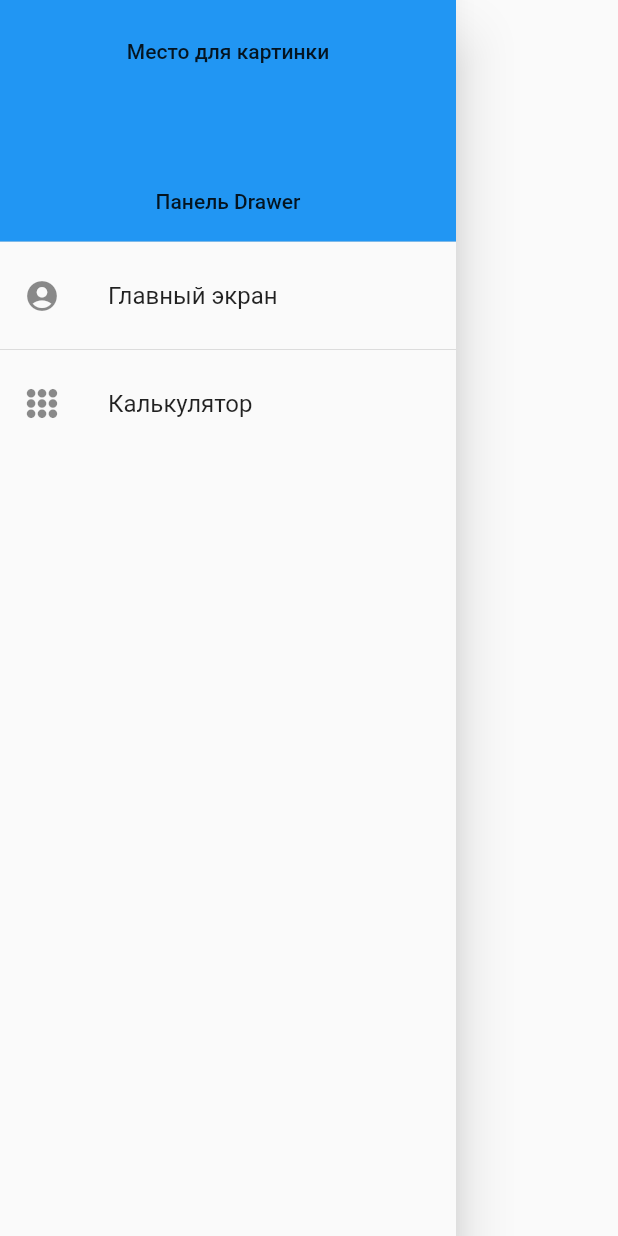
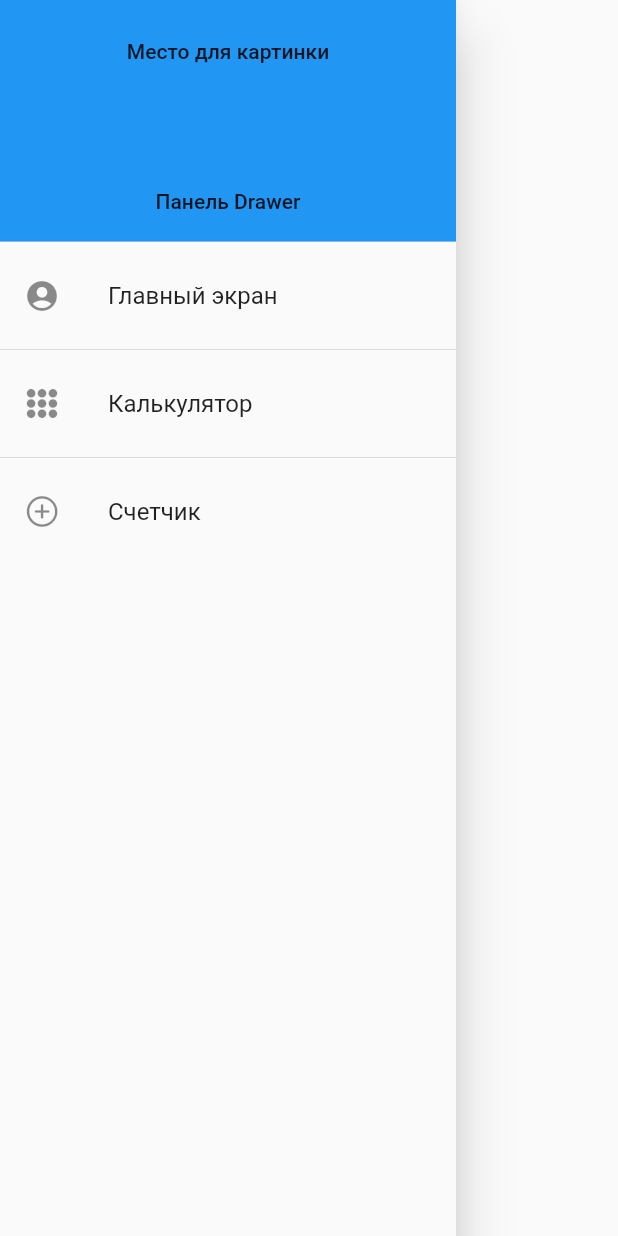
Before and after one commit to IvanAGrebenkin/final_project, a Flutter app: what navDrawer() shows on an empty page, opened directly, on a phone screen of 412 x 824 dp. Run offline on Flutter 3.47's test engine with Material 2 defaults, Android fonts, the phone set to English and light mode, and no system bars; our stand-ins replace shared_preferences; missing offline and left inert: sliding_switch; accounts and stored records are empty.

Commit message:
Добавлен экран Счетчик

```diff
--- a/lib/Utils/navigation.dart
+++ b/lib/Utils/navigation.dart
@@ -2,6 +2,8 @@ import 'package:flutter/material.dart';
 import '../../Screens/main_screen.dart';
 import '../../Screens/calculator.dart';
 import '../../Screens/auth_page.dart';
+import '../../Screens/counter.dart';
+
 
 class Navigation extends StatefulWidget {
   const Navigation({Key? key}) : super(key: key);
@@ -25,6 +27,7 @@ class _NavigationDemoState extends State<Navigation> {
         '/': (context) => const AuthPage(),
         '/main_screen': (context) => const MainScreen(),
         '/nav_calculator': (context) => const Calculator(),
+        '/counter': (context) => const Counter(),
       },
     );
   }
--- a/lib/Utils/widgets.dart
+++ b/lib/Utils/widgets.dart
@@ -39,7 +39,7 @@ Widget navDrawer(context) => Drawer(
                   duration: Duration(seconds: 5),
                   content: Text('Переход на главный экран')));
         },
-      ),
+      ),// Кнопка перехода на главный экран
       const Divider(),
       ListTile(
         leading: const Icon(CupertinoIcons.circle_grid_3x3_fill),
@@ -51,7 +51,19 @@ Widget navDrawer(context) => Drawer(
                   duration: Duration(seconds: 5),
                   content: Text('Переход в калькулятор')));
         },
-      ),
+      ),// Кнопка перехода на экран калькулятора
+      const Divider(),
+      ListTile(
+        leading: const Icon(CupertinoIcons.add_circled),
+        title: const Text('Счетчик'),
+        onTap: (){
+          Navigator.pushNamed(context, '/counter');
+          _messengerKey.currentState!.showSnackBar(
+              const SnackBar(
+                  duration: Duration(seconds: 5),
+                  content: Text('Переход в счетчик')));
+        },
+      ),// Кнопка перехода на экран счетчика
     ],
   ),
 );
@@ -66,6 +78,11 @@ PreferredSizeWidget appBar(context) => AppBar(
       tooltip: 'Переход в калькулятор',
       onPressed: (){Navigator.pushNamed(context, '/nav_calculator');},
       icon: const Icon(CupertinoIcons.circle_grid_3x3_fill),),// Кнопка перехода в калькулятор
+    IconButton(
+      tooltip: 'Переход в счетчик',
+      onPressed: (){Navigator.pushNamed(context, '/counter');},
+      icon: const Icon(CupertinoIcons.add_circled),),// Кнопка перехода в счетчик
+
   ],
   // title: const Text('Калькулятор'),
 );// Панель с
--- a/lib/main.dart
+++ b/lib/main.dart
@@ -3,5 +3,6 @@ import 'Utils/navigation.dart';
 
 
 void main() {
+  // runApp(SharedPrefScreen());
   runApp(const Navigation());
 }
--- a/pubspec.yaml
+++ b/pubspec.yaml
@@ -30,6 +30,7 @@ dependencies:
   http: ^0.13.4
   flutter:
     sdk: flutter
+  shared_preferences: ^2.0.13
 
 
 
```
Also changed, not shown: lib/Screens/counter.dart (added, +78 -0 lines), lib/Screens/shared_preferences_screen.dart (added, +107 -0 lines), pubspec.lock, 1 other file.
